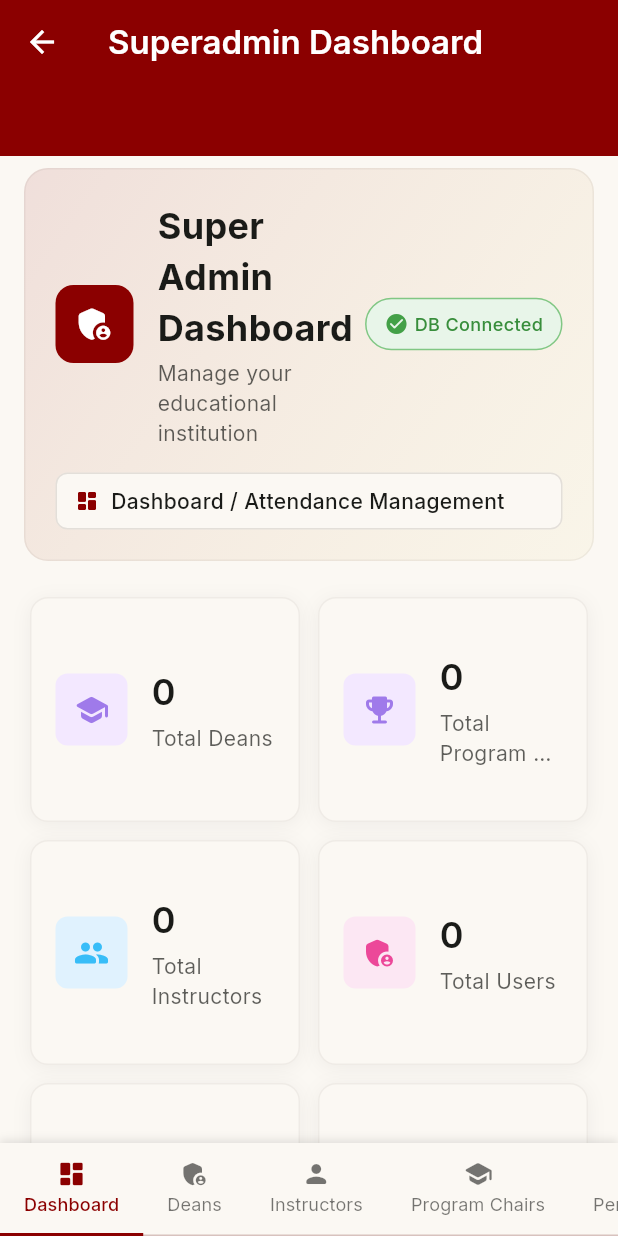
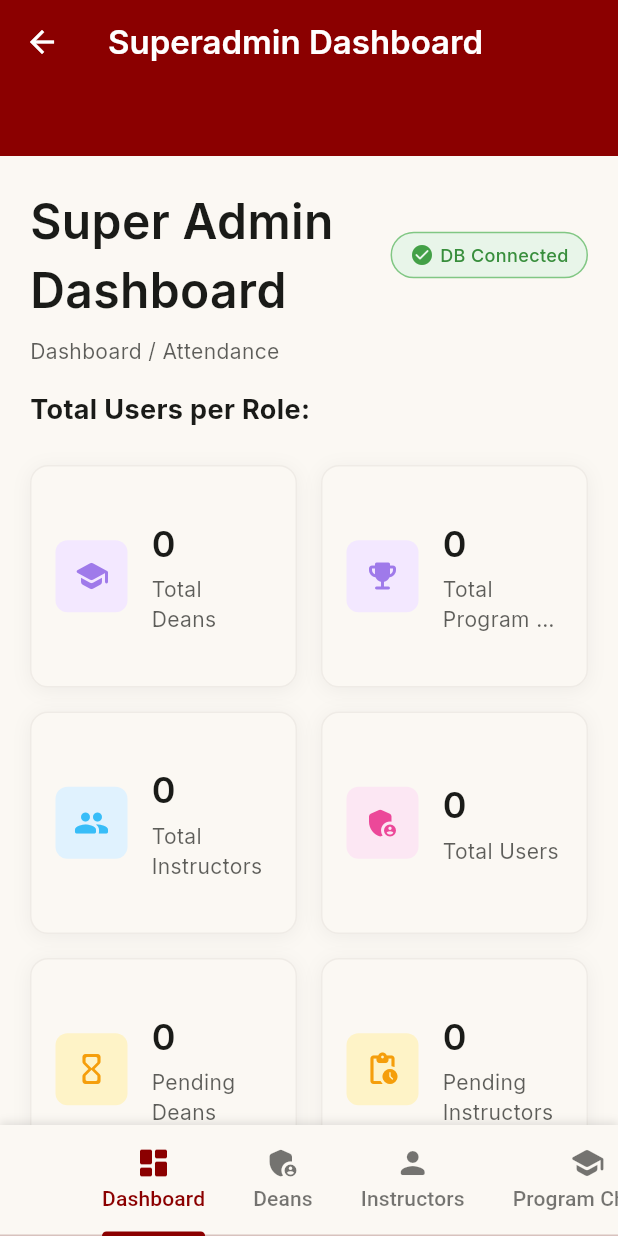
Before and after one commit to clarenceportugal/eduvision, a Flutter app: the SuperadminDashboardScreen screen opened directly with empty values, on a phone screen of 412 x 824 dp. Run offline on Flutter 3.47's test engine with Material 3 defaults, Android fonts, the light colour scheme and no system bars; our stand-ins replace camera, dio, google_fonts, permission_handler, shared_preferences; missing offline and left inert: google_mlkit_face_detection, tflite_flutter; accounts and stored records are empty; network calls fail.

```diff
--- a/lib/screens/superadmin/superadmin_dashboard_screen.dart
+++ b/lib/screens/superadmin/superadmin_dashboard_screen.dart
@@ -770,8 +770,7 @@ class _SuperadminDashboardScreenState extends State<SuperadminDashboardScreen>
         preferredSize: const Size.fromHeight(kToolbarHeight + 48),
         child: _buildAppBar(),
       ),
-      body: SafeArea(
-        child: TabBarView(
+      body: TabBarView(
         controller: _tabController,
         children: [
           _buildDashboardTab(),
@@ -786,7 +785,6 @@ class _SuperadminDashboardScreenState extends State<SuperadminDashboardScreen>
           _buildSettingsTab(),
         ],
       ),
-      ),
       bottomNavigationBar: _buildBottomNavigationBar(),
     );
   }
@@ -821,70 +819,20 @@ class _SuperadminDashboardScreenState extends State<SuperadminDashboardScreen>
       child: TabBar(
         controller: _tabController,
         isScrollable: true,
-        tabAlignment: TabAlignment.start,
-        indicatorSize: TabBarIndicatorSize.tab,
         indicatorColor: Theme.of(context).colorScheme.primary,
         labelColor: Theme.of(context).colorScheme.primary,
         unselectedLabelColor: Theme.of(context).colorScheme.onSurface.withValues(alpha: 0.6),
-        labelStyle: GoogleFonts.inter(
-          fontSize: 12,
-          fontWeight: FontWeight.w500,
-        ),
-        unselectedLabelStyle: GoogleFonts.inter(
-          fontSize: 12,
-          fontWeight: FontWeight.w400,
-        ),
         tabs: const [
-          Tab(
-            icon: Icon(Icons.dashboard_rounded, size: 20),
-            text: 'Dashboard',
-            height: 60,
-          ),
-          Tab(
-            icon: Icon(Icons.admin_panel_settings_rounded, size: 20),
-            text: 'Deans',
-            height: 60,
-          ),
-          Tab(
-            icon: Icon(Icons.person_rounded, size: 20),
-            text: 'Instructors',
-            height: 60,
-          ),
-          Tab(
-            icon: Icon(Icons.school_rounded, size: 20),
-            text: 'Program Chairs',
-            height: 60,
-          ),
-          Tab(
-            icon: Icon(Icons.hourglass_empty_rounded, size: 20),
-            text: 'Pending Deans',
-            height: 60,
-          ),
-          Tab(
-            icon: Icon(Icons.pending_actions_rounded, size: 20),
-            text: 'Pending Instructors',
-            height: 60,
-          ),
-          Tab(
-            icon: Icon(Icons.pending_actions_rounded, size: 20),
-            text: 'Pending Program Chairs',
-            height: 60,
-          ),
-          Tab(
-            icon: Icon(Icons.people_rounded, size: 20),
-            text: 'All Users',
-            height: 60,
-          ),
-          Tab(
-            icon: Icon(Icons.videocam_rounded, size: 20),
-            text: 'Live Video',
-            height: 60,
-          ),
-          Tab(
-            icon: Icon(Icons.settings_rounded, size: 20),
-            text: 'Settings',
-            height: 60,
-          ),
+          Tab(icon: Icon(Icons.dashboard_rounded), text: 'Dashboard'),
+          Tab(icon: Icon(Icons.admin_panel_settings_rounded), text: 'Deans'),
+          Tab(icon: Icon(Icons.person_rounded), text: 'Instructors'),
+          Tab(icon: Icon(Icons.school_rounded), text: 'Program Chairs'),
+          Tab(icon: Icon(Icons.hourglass_empty_rounded), text: 'Pending Deans'),
+          Tab(icon: Icon(Icons.pending_actions_rounded), text: 'Pending Instructors'),
+          Tab(icon: Icon(Icons.pending_actions_rounded), text: 'Pending Program Chairs'),
+          Tab(icon: Icon(Icons.people_rounded), text: 'All Users'),
+          Tab(icon: Icon(Icons.videocam_rounded), text: 'Live Video'),
+          Tab(icon: Icon(Icons.settings_rounded), text: 'Settings'),
         ],
       ),
     );
@@ -898,10 +846,7 @@ class _SuperadminDashboardScreenState extends State<SuperadminDashboardScreen>
         slivers: [
           if (errorMessage != null)
             SliverToBoxAdapter(
-              child: Padding(
-                padding: const EdgeInsets.all(16.0),
               child: ErrorHandler.buildErrorWidget(errorMessage!, onRetry: _refreshData),
-              ),
             )
           else
             SliverToBoxAdapter(
@@ -910,20 +855,20 @@ class _SuperadminDashboardScreenState extends State<SuperadminDashboardScreen>
                 child: SlideTransition(
                   position: _slideAnimation,
                   child: Padding(
-                    padding: const EdgeInsets.symmetric(horizontal: 16.0, vertical: 8.0),
+                    padding: const EdgeInsets.all(20.0),
                     child: Column(
                       crossAxisAlignment: CrossAxisAlignment.start,
                       children: [
                         _buildHeader(),
-                        const SizedBox(height: 20),
+                        const SizedBox(height: 24),
                         _buildStatisticsCards(),
-                        const SizedBox(height: 20),
+                        const SizedBox(height: 24),
                         _buildScheduleChart(),
-                        const SizedBox(height: 20),
+                        const SizedBox(height: 24),
                         _buildSchedulesTable(),
-                        const SizedBox(height: 20),
+                        const SizedBox(height: 24),
                         _buildTodayActivity(),
-                        const SizedBox(height: 100), // Increased bottom padding for better spacing
+                        const SizedBox(height: 100),
                       ],
                     ),
                   ),
@@ -2192,67 +2137,24 @@ class _SuperadminDashboardScreenState extends State<SuperadminDashboardScreen>
 
 
   Widget _buildHeader() {
-    return Container(
-      padding: const EdgeInsets.all(20),
-      decoration: BoxDecoration(
-        gradient: LinearGradient(
-          begin: Alignment.topLeft,
-          end: Alignment.bottomRight,
-          colors: [
-            Theme.of(context).colorScheme.primary.withValues(alpha: 0.1),
-            Theme.of(context).colorScheme.secondary.withValues(alpha: 0.05),
-          ],
-        ),
-        borderRadius: BorderRadius.circular(16),
-        border: Border.all(
-          color: Theme.of(context).colorScheme.outline.withValues(alpha: 0.1),
-        ),
-      ),
-      child: Column(
+    return Column(
       crossAxisAlignment: CrossAxisAlignment.start,
       children: [
         Row(
           children: [
-              Container(
-                padding: const EdgeInsets.all(12),
-                decoration: BoxDecoration(
-                  color: Theme.of(context).colorScheme.primary,
-                  borderRadius: BorderRadius.circular(12),
-                ),
-                child: Icon(
-                  Icons.admin_panel_settings_rounded,
-                  color: Colors.white,
-                  size: 28,
-                ),
-              ),
-              const SizedBox(width: 16),
-              Expanded(
-                child: Column(
-                  crossAxisAlignment: CrossAxisAlignment.start,
-                  children: [
-                    Text(
+            Expanded(
+              child: Text(
                 'Super Admin Dashboard',
                 style: GoogleFonts.inter(
-                        fontSize: 24,
-                        fontWeight: FontWeight.w700,
+                  fontSize: 32,
+                  fontWeight: FontWeight.w600,
                   color: Theme.of(context).colorScheme.onSurface,
                 ),
-                    ),
-                    const SizedBox(height: 4),
-                    Text(
-                      'Manage your educational institution',
-                      style: GoogleFonts.inter(
-                        fontSize: 14,
-                        fontWeight: FontWeight.w400,
-                        color: Theme.of(context).colorScheme.onSurface.withValues(alpha: 0.7),
-                      ),
-                    ),
-                  ],
               ),
             ),
             // Database Health Indicator
             Container(
-                padding: const EdgeInsets.symmetric(horizontal: 12, vertical: 8),
+              padding: const EdgeInsets.symmetric(horizontal: 12, vertical: 6),
               decoration: BoxDecoration(
                 color: errorMessage == null ? Colors.green.shade50 : Colors.red.shade50,
                 borderRadius: BorderRadius.circular(20),
@@ -2282,37 +2184,24 @@ class _SuperadminDashboardScreenState extends State<SuperadminDashboardScreen>
             ),
           ],
         ),
+        const SizedBox(height: 8),
+        Text(
+          'Dashboard / Attendance',
+          style: GoogleFonts.inter(
+            fontSize: 14,
+            color: Theme.of(context).colorScheme.onSurface.withValues(alpha: 0.7),
+          ),
+        ),
         const SizedBox(height: 16),
-          Container(
-            padding: const EdgeInsets.symmetric(horizontal: 12, vertical: 8),
-            decoration: BoxDecoration(
-              color: Theme.of(context).colorScheme.surface,
-              borderRadius: BorderRadius.circular(8),
-              border: Border.all(
-                color: Theme.of(context).colorScheme.outline.withValues(alpha: 0.2),
-              ),
-            ),
-            child: Row(
-              children: [
-                Icon(
-                  Icons.dashboard_rounded,
-                  size: 16,
-                  color: Theme.of(context).colorScheme.primary,
-                ),
-                const SizedBox(width: 8),
-                Text(
-                  'Dashboard / Attendance Management',
-                  style: GoogleFonts.inter(
-                    fontSize: 14,
-                    fontWeight: FontWeight.w500,
+        Text(
+          'Total Users per Role:',
+          style: GoogleFonts.inter(
+            fontSize: 18,
+            fontWeight: FontWeight.bold,
             color: Theme.of(context).colorScheme.onSurface,
           ),
         ),
       ],
-            ),
-          ),
-        ],
-      ),
     );
   }
 
@@ -2324,29 +2213,20 @@ class _SuperadminDashboardScreenState extends State<SuperadminDashboardScreen>
 
         // Show loading state if counts are empty
         if (counts.isEmpty) {
-          return Container(
+          return SizedBox(
             height: 200,
-            decoration: BoxDecoration(
-              color: Theme.of(context).colorScheme.surface,
-              borderRadius: BorderRadius.circular(12),
-              border: Border.all(
-                color: Theme.of(context).colorScheme.outline.withValues(alpha: 0.1),
-              ),
-            ),
             child: const Center(
               child: CircularProgressIndicator(),
             ),
           );
         }
 
-        return Container(
-          padding: const EdgeInsets.all(4),
-          child: GridView.count(
+        return GridView.count(
           shrinkWrap: true,
           physics: const NeverScrollableScrollPhysics(),
           crossAxisCount: crossAxisCount,
-            crossAxisSpacing: 12,
-            mainAxisSpacing: 12,
+          crossAxisSpacing: 16,
+          mainAxisSpacing: 16,
           childAspectRatio: isTablet ? 1.4 : 1.2,
           children: [
             StatCard(
@@ -2399,7 +2279,6 @@ class _SuperadminDashboardScreenState extends State<SuperadminDashboardScreen>
               backgroundColor: const Color(0xFFfef3c7),
             ),
           ],
-          ),
         );
       },
     );
```
Lines whose indentation alone changed are shown as unchanged.
